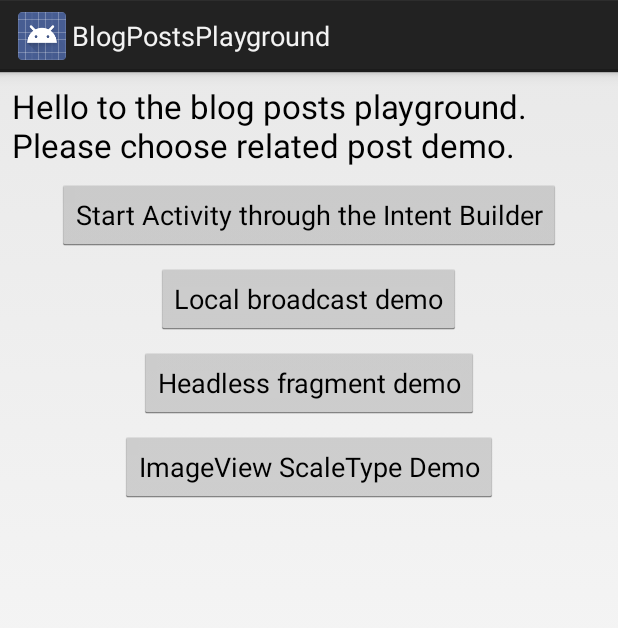
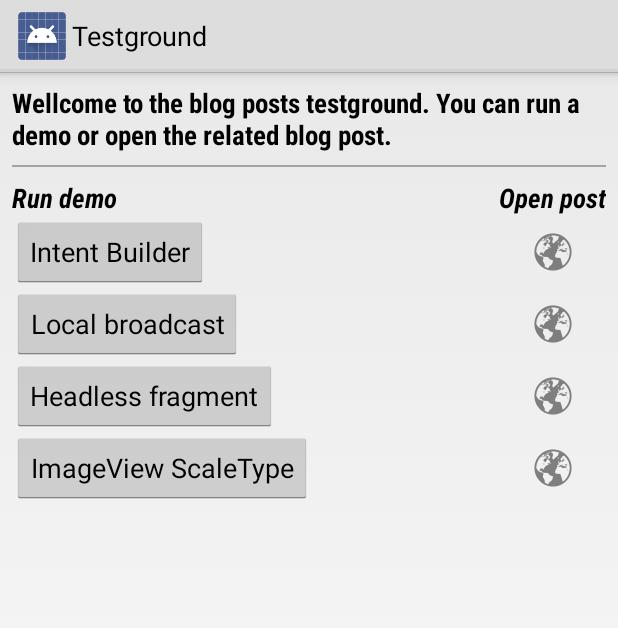
Before and after one commit to luboganev/testground, an Android app: the screen it shows after launch (MainActivity), on a phone screen of 412 x 824 dp. Shown: the top 628 px of the screen. Run offline under Robolectric (Android 15) with nearby library versions, the phone set to English and light mode, and no system bars.

Commit message:
Prepare for release

```diff
--- a/app/src/main/AndroidManifest.xml
+++ b/app/src/main/AndroidManifest.xml
@@ -26,8 +26,8 @@
             android:label="@string/title_activity_localbroadcast" >
         </activity>
         <activity
-            android:name=".activities.AwsumActivity"
-            android:label="@string/title_activity_awsum" >
+            android:name=".activities.IntentBuilderDemoActivity"
+            android:label="@string/title_activity_intentbuilder" >
         </activity>
         <activity
             android:name=".activities.ImageScaleDemoActivity"
--- a/app/src/main/java/com/example/blogpostsplayground/app/activities/AwsumActivity.java
+++ b/app/src/main/java/com/example/blogpostsplayground/app/activities/IntentBuilderDemoActivity.java
@@ -9,7 +9,7 @@ import android.text.TextUtils;
 import com.example.blogpostsplayground.app.R;
 
 
-public class AwsumActivity extends Activity {
+public class IntentBuilderDemoActivity extends Activity {
     private static String INTENT_EXTRA_TITLE = "title";
     private static String INTENT_EXTRA_PAGE_NUMBER = "page_number";
 
@@ -36,7 +36,7 @@ public class AwsumActivity extends Activity {
         }
 
         public Intent build(Context ctx) {
-            Intent i = new Intent(ctx, AwsumActivity.class);
+            Intent i = new Intent(ctx, IntentBuilderDemoActivity.class);
             i.putExtras(mExtras);
             return i;
         }
@@ -58,7 +58,7 @@ public class AwsumActivity extends Activity {
         }
 
         if(TextUtils.isEmpty(title)) {
-            setTitle(getResources().getString(R.string.title_activity_awsum));
+            setTitle(getResources().getString(R.string.title_activity_intentbuilder));
         } else {
             setTitle(title);
         }
--- a/app/src/main/java/com/example/blogpostsplayground/app/activities/MainActivity.java
+++ b/app/src/main/java/com/example/blogpostsplayground/app/activities/MainActivity.java
@@ -2,6 +2,7 @@ package com.example.blogpostsplayground.app.activities;
 
 import android.app.Activity;
 import android.content.Intent;
+import android.net.Uri;
 import android.os.Bundle;
 import android.view.View;
 
@@ -18,7 +19,7 @@ public class MainActivity extends Activity {
         findViewById(R.id.btn_demoIntentBuilder).setOnClickListener(new View.OnClickListener() {
             @Override
             public void onClick(View view) {
-                startActivity(AwsumActivity.AwsumIntentBuilder.getBuilder()
+                startActivity(IntentBuilderDemoActivity.AwsumIntentBuilder.getBuilder()
                         .withTitle("test")
                         .withPageNumber(1337)
                         .build(MainActivity.this));
@@ -47,4 +48,10 @@ public class MainActivity extends Activity {
             }
         });
     }
+
+    public void openRelatedPost(View v) {
+        Intent intent = new Intent(Intent.ACTION_VIEW, Uri.parse((String)v.getTag()));
+        intent.addFlags(Intent.FLAG_ACTIVITY_NEW_TASK);
+        startActivity(intent);
+    }
 }
--- a/app/src/main/res/layout/activity_awsum.xml
+++ b/app/src/main/res/layout/activity_awsum.xml
@@ -6,6 +6,6 @@
     android:paddingRight="@dimen/activity_horizontal_margin"
     android:paddingTop="@dimen/activity_vertical_margin"
     android:paddingBottom="@dimen/activity_vertical_margin"
-    tools:context="com.example.blogpostsplayground.app.activities.AwsumActivity">
+    tools:context="com.example.blogpostsplayground.app.activities.IntentBuilderDemoActivity">
 
 </RelativeLayout>
--- a/app/src/main/res/layout/activity_headlessfragmentdemo.xml
+++ b/app/src/main/res/layout/activity_headlessfragmentdemo.xml
@@ -6,7 +6,7 @@
     android:paddingRight="@dimen/activity_horizontal_margin"
     android:paddingTop="@dimen/activity_vertical_margin"
     android:paddingBottom="@dimen/activity_vertical_margin"
-    tools:context="com.example.blogpostsplayground.app.activities.AwsumActivity">
+    tools:context="com.example.blogpostsplayground.app.activities.IntentBuilderDemoActivity">
 
     <TextView
         android:layout_width="match_parent"
--- a/app/src/main/res/layout/activity_main.xml
+++ b/app/src/main/res/layout/activity_main.xml
@@ -18,39 +18,119 @@
             android:layout_width="match_parent"
             android:layout_height="wrap_content"
             android:text="@string/main_activity_title"
-            android:textAppearance="?android:textAppearanceLarge" />
+            android:fontFamily="sans-serif-condensed"
+            android:textStyle="bold"
+            android:textAppearance="?android:textAppearanceMedium" />
+
+        <View
+            android:layout_width="match_parent"
+            android:layout_height="1dp"
+            android:layout_marginTop="8dp"
+            android:layout_marginBottom="8dp"
+            android:background="#4D000000" />
+
+        <TableLayout
+            android:layout_width="match_parent"
+            android:layout_height="wrap_content"
+            android:stretchColumns="0">
+
+            <TableRow>
+
+                <TextView
+                    android:layout_width="wrap_content"
+                    android:layout_height="wrap_content"
+                    android:text="Run demo"
+                    android:textAppearance="?android:textAppearanceMedium"
+                    android:fontFamily="sans-serif-condensed"
+                    android:textStyle="bold|italic" />
+
+                <TextView
+                    android:layout_width="wrap_content"
+                    android:layout_height="wrap_content"
+                    android:text="Open post"
+                    android:fontFamily="sans-serif-condensed"
+                    android:textAppearance="?android:textAppearanceMedium"
+                    android:textStyle="bold|italic" />
+            </TableRow>
+
+            <TableRow>
 
                 <Button
                     android:id="@+id/btn_demoIntentBuilder"
                     android:layout_width="wrap_content"
                     android:layout_height="wrap_content"
-            android:layout_gravity="center_horizontal"
-            android:layout_marginTop="8dp"
+                    android:layout_gravity="left"
                     android:text="@string/main_button_intent_builder" />
+
+                <ImageButton
+                    android:layout_width="48dp"
+                    android:layout_height="48dp"
+                    android:layout_gravity="center_vertical"
+                    android:background="?android:selectableItemBackground"
+                    android:onClick="openRelatedPost"
+                    android:src="@drawable/ic_action_open_post"
+                    android:tag="http://luboganev.github.io/blog/activity-intents-builder/" />
+            </TableRow>
+
+            <TableRow>
 
                 <Button
                     android:id="@+id/btn_demoLocalBroadcastsCenter"
                     android:layout_width="wrap_content"
                     android:layout_height="wrap_content"
-            android:layout_gravity="center_horizontal"
-            android:layout_marginTop="8dp"
+                    android:layout_gravity="left"
                     android:text="@string/main_button_broadcastdemo" />
+
+                <ImageButton
+                    android:layout_width="48dp"
+                    android:layout_height="48dp"
+                    android:layout_gravity="center_vertical"
+                    android:background="?android:selectableItemBackground"
+                    android:onClick="openRelatedPost"
+                    android:src="@drawable/ic_action_open_post"
+                    android:tag="http://luboganev.github.io/blog/messaging-with-localbroadcastmanager/" />
+            </TableRow>
+
+            <TableRow>
 
                 <Button
                     android:id="@+id/btn_demoHeadlessFragment"
                     android:layout_width="wrap_content"
                     android:layout_height="wrap_content"
-            android:layout_gravity="center_horizontal"
-            android:layout_marginTop="8dp"
+                    android:layout_gravity="left"
                     android:text="@string/main_button_headlessfragmentdemo" />
+
+                <ImageButton
+                    android:layout_width="48dp"
+                    android:layout_height="48dp"
+                    android:layout_gravity="center_vertical"
+                    android:background="?android:selectableItemBackground"
+                    android:onClick="openRelatedPost"
+                    android:src="@drawable/ic_action_open_post"
+                    android:tag="http://luboganev.github.io/blog/headless-fragments/" />
+            </TableRow>
+
+            <TableRow>
 
                 <Button
                     android:id="@+id/btn_demoImageScaleType"
                     android:layout_width="wrap_content"
                     android:layout_height="wrap_content"
-            android:layout_gravity="center_horizontal"
-            android:layout_marginTop="8dp"
+                    android:layout_gravity="left"
                     android:text="@string/main_button_imagescaledemo" />
+
+                <ImageButton
+                    android:layout_width="48dp"
+                    android:layout_height="48dp"
+                    android:layout_gravity="center_vertical"
+                    android:background="?android:selectableItemBackground"
+                    android:onClick="openRelatedPost"
+                    android:src="@drawable/ic_action_open_post"
+                    android:tag="http://luboganev.github.io/blog/imageview-scale-types" />
+            </TableRow>
+
+        </TableLayout>
+
 
     </LinearLayout>
 </ScrollView>
--- a/app/src/main/res/values/strings.xml
+++ b/app/src/main/res/values/strings.xml
@@ -1,17 +1,17 @@
 <?xml version="1.0" encoding="utf-8"?>
 <resources>
 
-    <string name="app_name">BlogPostsPlayground</string>
-    <string name="main_activity_title">Hello to the blog posts playground. Please choose related post demo.</string>
+    <string name="app_name">Testground</string>
+    <string name="main_activity_title">Wellcome to the blog posts testground. You can run a demo or open the related blog post.</string>
     <string name="title_activity_localbroadcast">Local broadcast demo</string>
-    <string name="title_activity_headlessfragment">Headless fragment</string>
-    <string name="title_activity_awsum">AwsumActivity</string>
-    <string name="main_button_intent_builder">Start Activity through the Intent Builder</string>
-    <string name="main_button_broadcastdemo">Local broadcast demo</string>
-    <string name="main_button_headlessfragmentdemo">Headless fragment demo</string>
-    <string name="title_activity_image_scale_demo">ImageScaleDemoActivity</string>
+    <string name="title_activity_headlessfragment">Headless fragment demo</string>
+    <string name="title_activity_intentbuilder">Intent builder demo</string>
+    <string name="title_activity_image_scale_demo">ImageView ScaleType demo</string>
+    <string name="main_button_intent_builder">Intent Builder</string>
+    <string name="main_button_broadcastdemo">Local broadcast</string>
+    <string name="main_button_headlessfragmentdemo">Headless fragment</string>
+    <string name="main_button_imagescaledemo">ImageView ScaleType</string>
     <string name="hello_world">Hello world!</string>
     <string name="action_settings">Settings</string>
-    <string name="main_button_imagescaledemo">ImageView ScaleType Demo</string>
 
 </resources>
--- a/app/src/main/res/values/styles.xml
+++ b/app/src/main/res/values/styles.xml
@@ -1,7 +1,7 @@
 <resources>
 
     <!-- Base application theme. -->
-    <style name="AppTheme" parent="android:Theme.Holo.Light.DarkActionBar">
+    <style name="AppTheme" parent="android:Theme.Holo.Light">
         <!-- Customize your theme here. -->
     </style>
 
```
Also changed, not shown: app/src/main/res/drawable-hdpi/ic_action_open_post.png (added), app/src/main/res/drawable-hdpi/ic_launcher.png, app/src/main/res/drawable-mdpi/ic_action_open_post.png (added), app/src/main/res/drawable-mdpi/ic_launcher.png, app/src/main/res/drawable-xhdpi/ic_action_open_post.png (added), app/src/main/res/drawable-xhdpi/ic_launcher.png, app/src/main/res/drawable-xxhdpi/ic_action_open_post.png (added), app/src/main/res/drawable-xxhdpi/ic_launcher.png, app/src/main/res/drawable-xxxhdpi/ic_launcher.png (added), 2 other files. Lines whose indentation alone changed are shown as unchanged.
